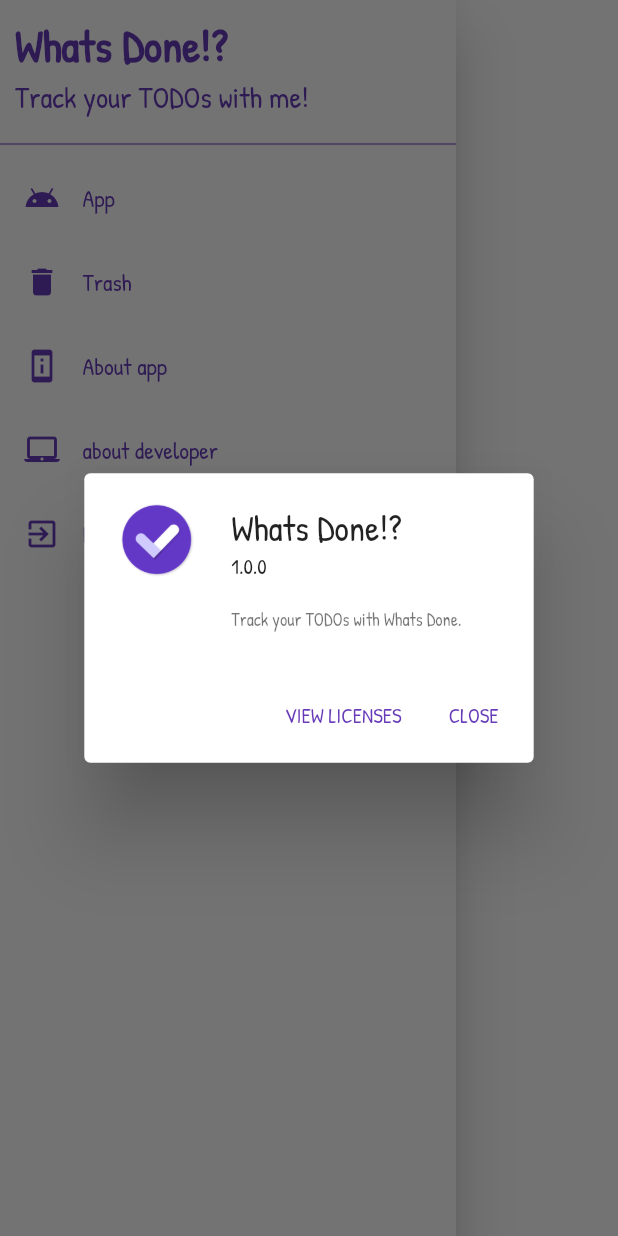
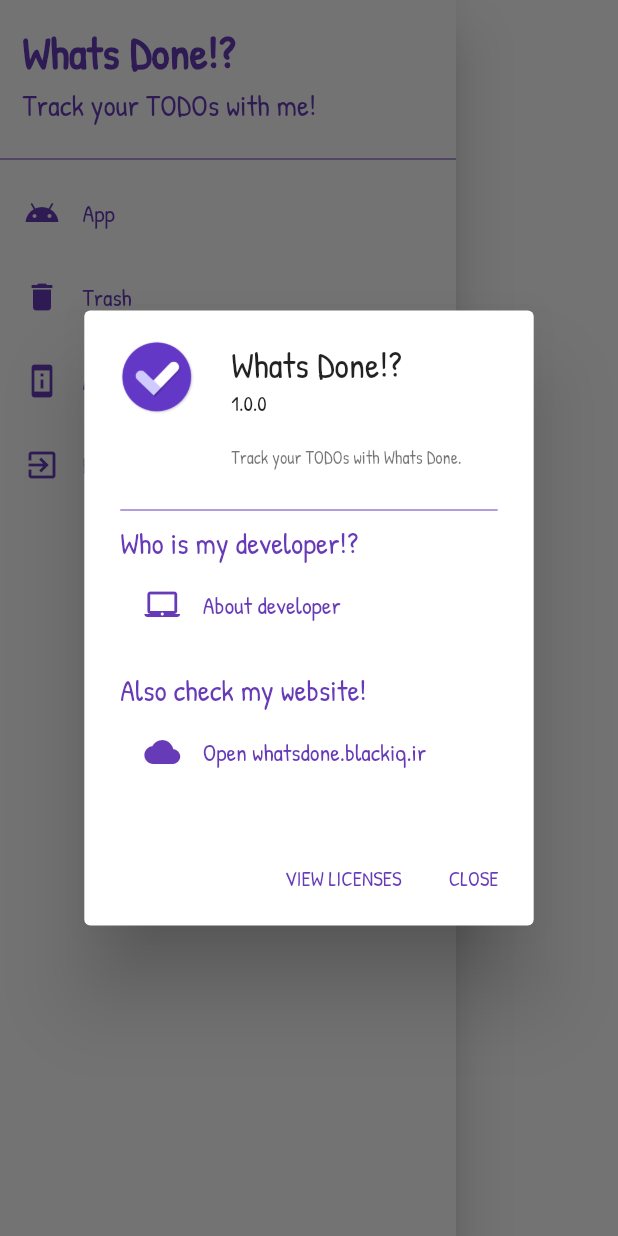
Before and after one commit to BlackIQ/whatsdone, a Flutter app: the DrawerWidget widget shown alone on an empty page, opened directly, after a tap on "About app", on a phone screen of 412 x 824 dp. Run offline on Flutter 3.47's test engine with Material 2 defaults, Android fonts, the phone set to English and light mode, and no system bars; our stand-ins replace google_fonts.

Commit message:
Move about dev in showAboutDialog

```diff
--- a/lib/app/drawer/drawer_widget.dart
+++ b/lib/app/drawer/drawer_widget.dart
@@ -16,7 +16,7 @@ class DrawerWidget extends StatelessWidget {
       child: ListView(
         children: <Widget>[
           Padding(
-            padding: EdgeInsets.all(10),
+            padding: EdgeInsets.all(15),
             child: Column(
               crossAxisAlignment: CrossAxisAlignment.start,
               children: <Widget>[
@@ -61,13 +61,39 @@ class DrawerWidget extends StatelessWidget {
               ),
               applicationVersion: '1.0.0',
               applicationName: 'Whats Done!?',
-              applicationLegalese: 'Track your TODOs with Whats Done.'
+              applicationLegalese: 'Track your TODOs with Whats Done.',
+              children: [
+                SizedBox(height: 20),
+                Divider(color: Colors.deepPurple),
+                Text(
+                  'Who is my developer!?',
+                  style: TextStyle(
+                    fontSize: 20,
+                    color: Colors.deepPurple,
+                    // fontWeight: FontWeight.bold,
+                  ),
+                ),
+                DrawerItemWidget(
+                  text: 'About developer',
+                  icon: Icons.laptop_mac,
+                  onTap: () => Navigator.push(context, MaterialPageRoute(builder: (context) => Developer())),
+                ),
+                SizedBox(height: 15),
+                Text(
+                  'Also check my website!',
+                  style: TextStyle(
+                    fontSize: 20,
+                    color: Colors.deepPurple,
+                    // fontWeight: FontWeight.bold,
+                  ),
+                ),
+                DrawerItemWidget(
+                  text: 'Open whatsdone.blackiq.ir',
+                  icon: Icons.cloud,
+                  onTap: () => Navigator.push(context, MaterialPageRoute(builder: (context) => Developer())),
+                ),
+              ],
             ),
-          ),
-          DrawerItemWidget(
-            text: 'about developer',
-            icon: Icons.laptop_mac,
-            onTap: () => Navigator.push(context, MaterialPageRoute(builder: (context) => Developer())),
           ),
           DrawerItemWidget(
             text: 'Exit',
```
